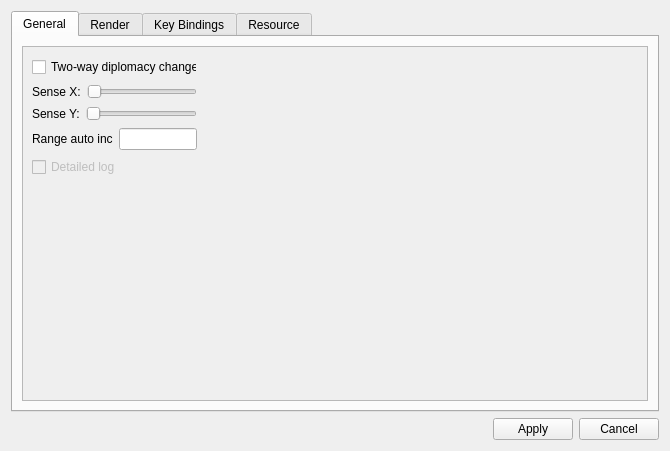
Before: the Qt Designer form settings.ui in konstvest/ei_maper, drawn with Qt 5.
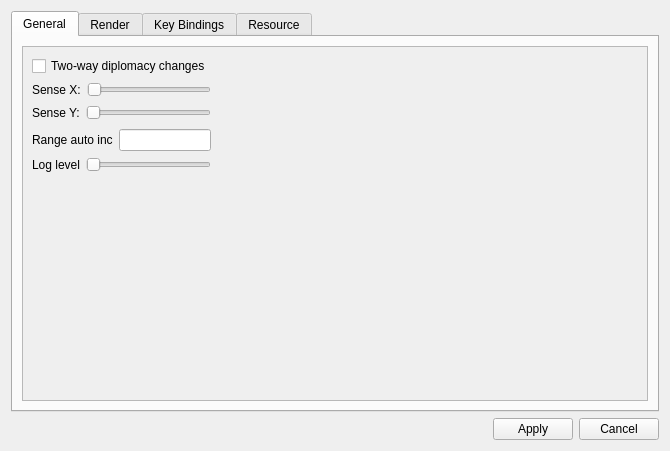
After: the same form once the commit is applied. The open tabs and pages were chosen to show the change.

Commit message: Added log level option

```diff
--- a/settings.ui
+++ b/settings.ui
@@ -44,16 +44,7 @@
             <height>357</height>
            </rect>
           </property>
-          <widget class="QWidget" name="layoutWidget">
-           <property name="geometry">
-            <rect>
-             <x>9</x>
-             <y>9</y>
-             <width>165</width>
-             <height>122</height>
-            </rect>
-           </property>
-           <layout class="QGridLayout" name="gridLayout">
+          <layout class="QGridLayout" name="gridLayout" columnstretch="1,3">
             <item row="0" column="0">
              <widget class="QCheckBox" name="dipEditSymmetric">
               <property name="text">
@@ -61,6 +52,30 @@
               </property>
              </widget>
             </item>
+           <item row="4" column="0">
+            <layout class="QHBoxLayout" name="horizontalLayout_7">
+             <item>
+              <widget class="QLabel" name="label_38">
+               <property name="text">
+                <string>Log level</string>
+               </property>
+              </widget>
+             </item>
+             <item>
+              <widget class="QSlider" name="logLevel">
+               <property name="toolTip">
+                <string>&lt;html&gt;&lt;head/&gt;&lt;body&gt;&lt;p&gt;0 - nothing&lt;/p&gt;&lt;p&gt;1-only errors&lt;/p&gt;&lt;p&gt;2-erorrs and warnings&lt;/p&gt;&lt;p&gt;3-any info&lt;/p&gt;&lt;p&gt;4-debug information&lt;/p&gt;&lt;/body&gt;&lt;/html&gt;</string>
+               </property>
+               <property name="maximum">
+                <number>4</number>
+               </property>
+               <property name="orientation">
+                <enum>Qt::Horizontal</enum>
+               </property>
+              </widget>
+             </item>
+            </layout>
+           </item>
             <item row="1" column="0">
              <layout class="QHBoxLayout" name="horizontalLayout_13">
               <property name="rightMargin">
@@ -88,33 +103,6 @@
               </item>
              </layout>
             </item>
-            <item row="2" column="0">
-             <layout class="QHBoxLayout" name="horizontalLayout_14">
-              <property name="rightMargin">
-               <number>0</number>
-              </property>
-              <property name="bottomMargin">
-               <number>0</number>
-              </property>
-              <item>
-               <widget class="QLabel" name="labelSenseY">
-                <property name="text">
-                 <string>Sense Y:</string>
-                </property>
-               </widget>
-              </item>
-              <item>
-               <widget class="QSlider" name="mouseSenseY">
-                <property name="minimum">
-                 <number>1</number>
-                </property>
-                <property name="orientation">
-                 <enum>Qt::Horizontal</enum>
-                </property>
-               </widget>
-              </item>
-             </layout>
-            </item>
             <item row="3" column="0">
              <layout class="QHBoxLayout" name="horizontalLayout_5">
               <property name="topMargin">
@@ -135,18 +123,60 @@
               </item>
              </layout>
             </item>
-            <item row="4" column="0">
-             <widget class="QCheckBox" name="detailedLog">
-              <property name="enabled">
-               <bool>false</bool>
-              </property>
+           <item row="2" column="0">
+            <layout class="QHBoxLayout" name="horizontalLayout_14">
+             <property name="rightMargin">
+              <number>0</number>
+             </property>
+             <property name="bottomMargin">
+              <number>0</number>
+             </property>
+             <item>
+              <widget class="QLabel" name="labelSenseY">
               <property name="text">
-               <string>Detailed log</string>
+                <string>Sense Y:</string>
               </property>
              </widget>
             </item>
-           </layout>
-          </widget>
+             <item>
+              <widget class="QSlider" name="mouseSenseY">
+               <property name="minimum">
+                <number>1</number>
+               </property>
+               <property name="orientation">
+                <enum>Qt::Horizontal</enum>
+               </property>
+              </widget>
+             </item>
+            </layout>
+           </item>
+           <item row="5" column="0">
+            <spacer name="verticalSpacer_2">
+             <property name="orientation">
+              <enum>Qt::Vertical</enum>
+             </property>
+             <property name="sizeHint" stdset="0">
+              <size>
+               <width>20</width>
+               <height>209</height>
+              </size>
+             </property>
+            </spacer>
+           </item>
+           <item row="2" column="1">
+            <spacer name="horizontalSpacer_2">
+             <property name="orientation">
+              <enum>Qt::Horizontal</enum>
+             </property>
+             <property name="sizeHint" stdset="0">
+              <size>
+               <width>40</width>
+               <height>20</height>
+              </size>
+             </property>
+            </spacer>
+           </item>
+          </layout>
          </widget>
         </widget>
        </item>
```
Left out of the diff: 2 changed lines with no effect on the pictures. Lines whose indentation alone changed are shown as unchanged. The commit also changes 7 other files.
